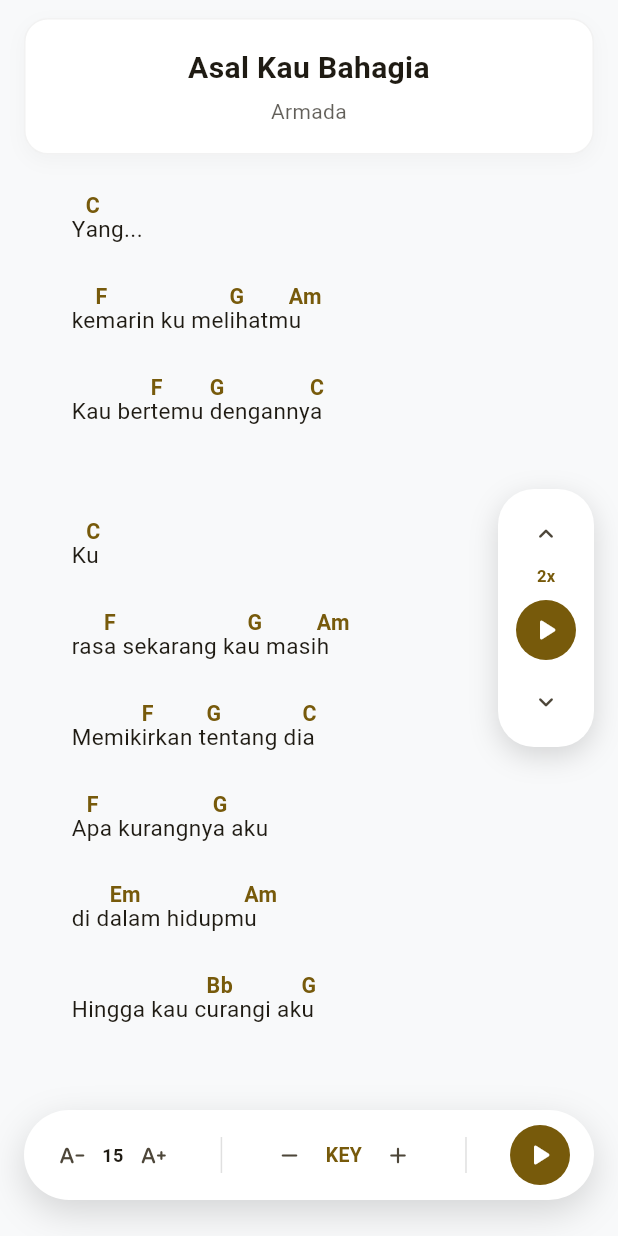
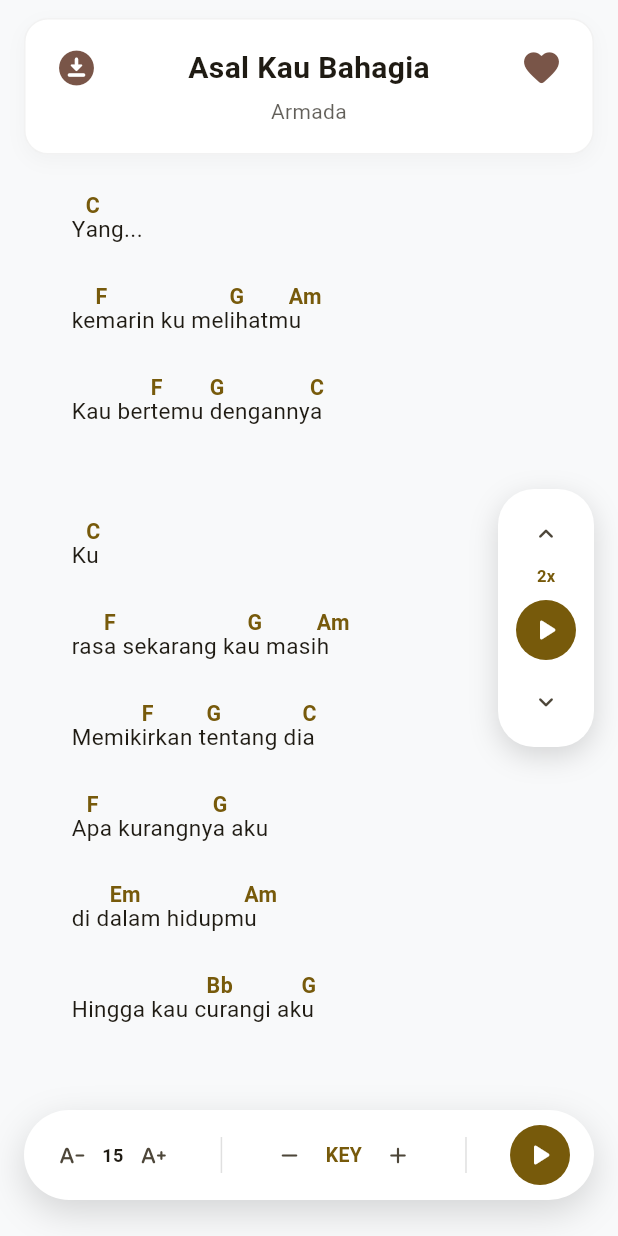
Before and after one commit to erichutabarat/chordkita_app, a Flutter app: the ChordScreen screen opened directly with sample values from the repository, on a phone screen of 412 x 824 dp. Run offline on Flutter 3.47's test engine with Material 3 defaults, Android fonts, the phone set to English and light mode, and no system bars; our stand-ins replace connectivity_plus, flutter_bloc, shared_preferences; accounts and stored records are empty.

Commit message:
feat(chord): add download and favorite button

```diff
--- a/lib/features/chord/presentation/screens/chord_screen.dart
+++ b/lib/features/chord/presentation/screens/chord_screen.dart
@@ -187,6 +187,14 @@
                     ),
                     child: Column(
                       children: [
+                        Row(
+                          mainAxisAlignment: MainAxisAlignment.spaceBetween,
+                          children: [
+                            Icon(
+                              Icons.download_for_offline_rounded,
+                              color: Colors.brown,
+                              size: 28,
+                            ),
                             Text(
                               widget.data.songName,
                               textAlign: TextAlign.center,
@@ -194,6 +202,13 @@
                                 fontSize: 20,
                                 fontWeight: FontWeight.bold,
                               ),
+                            ),
+                            Icon(
+                              Icons.favorite_rounded,
+                              color: Colors.brown,
+                              size: 28,
+                            ),
+                          ],
                         ),
                         const SizedBox(height: 4),
                         Text(
```
Lines whose indentation alone changed are shown as unchanged.
